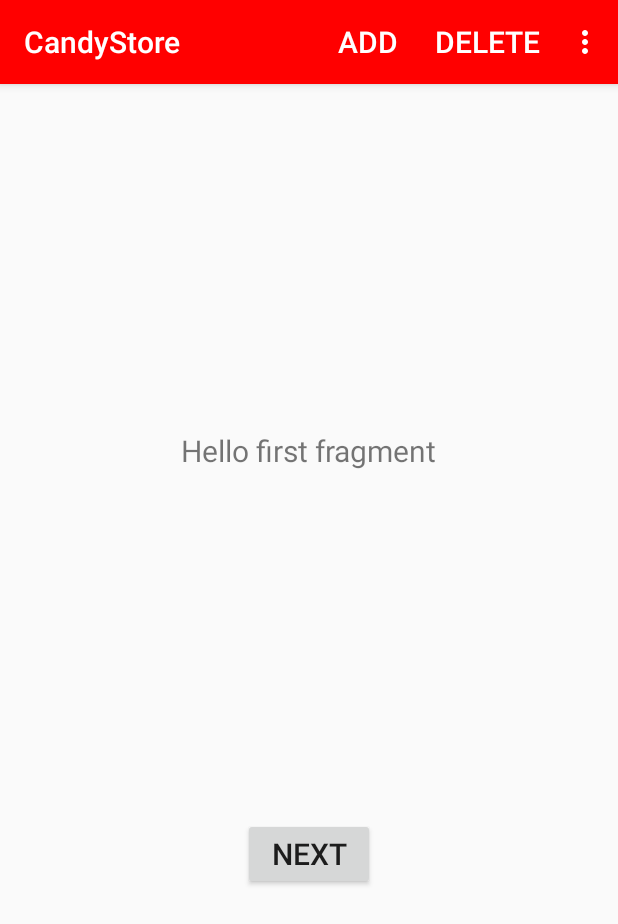
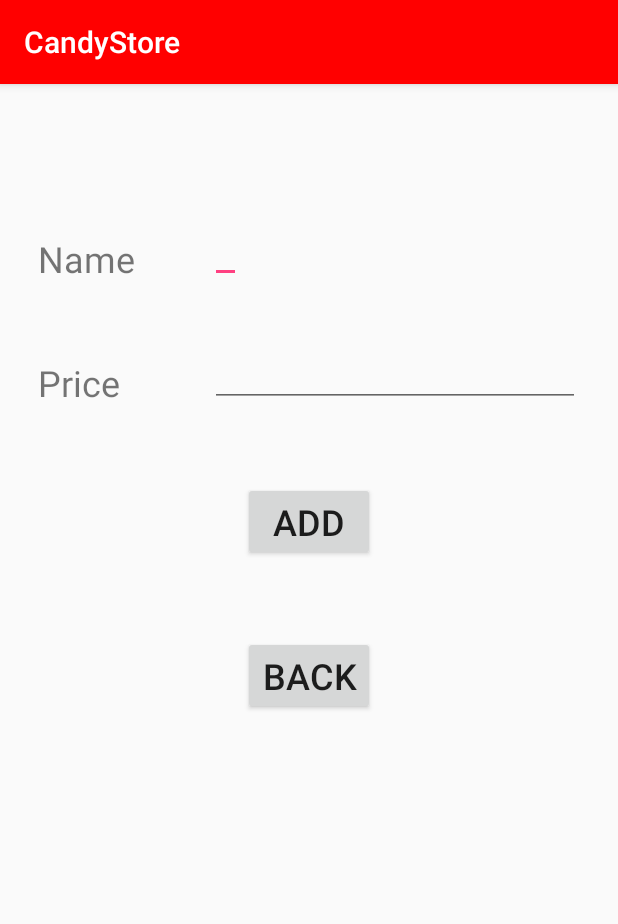
Before and after one commit to rrtran/Java-and-XML, an Android app: the screen it shows after launch (MainActivity4 before the commit, InsertActivity after it), after a tap on "ADD", on a phone screen of 412 x 824 dp. Shown: the top 924 px of the screen. Run offline under Robolectric (Android 15) with nearby library versions, the phone set to English and light mode, and no system bars; our stand-ins replace navigation-ui.

Commit message:
Completed version 1 of candy store
- Added InsertActivity.java and activity_main.xml
- Updated dimen values
- Added string values in strings.xml
- Added a theme
- Updated the manifest file
- Updated MainActivity4.java to start the InsertActivity activity
- updated menu to show icons for the menu items instead of text

```diff
--- a/app/src/main/AndroidManifest.xml
+++ b/app/src/main/AndroidManifest.xml
@@ -12,13 +12,21 @@
         android:supportsRtl="true"
         android:theme="@style/AppTheme">
         <activity
+            android:name=".InsertActivity"
+            android:theme="@style/AppThemeCandyStore"
+            android:label="@string/title_activity_main4"
+            android:screenOrientation="portrait"
+            android:exported="false" />
+        <activity
             android:name=".MainActivity4"
             android:exported="false"
             android:label="@string/title_activity_main4"
-            android:theme="@style/AppTheme.NoActionBar">
+            android:theme="@style/AppTheme.NoActionBar"
+            android:screenOrientation="portrait">
             <intent-filter>
-                <action android:name="android.intent.action.MAIN"/>
-                <category android:name="android.intent.category.LAUNCHER"/>
+                <action android:name="android.intent.action.MAIN" />
+
+                <category android:name="android.intent.category.LAUNCHER" />
             </intent-filter>
         </activity>
         <activity
@@ -51,6 +59,7 @@
             android:exported="false"
             android:screenOrientation="portrait"
             android:theme="@style/AppThemeMortgage">
+
             <!--
             <intent-filter>
                 <action android:name="android.intent.action.MAIN" />
--- /dev/null
+++ b/app/src/main/java/com/example/helloandroid/InsertActivity.java
@@ -0,0 +1,37 @@
+package com.example.helloandroid;
+
+import androidx.appcompat.app.AppCompatActivity;
+
+import android.os.Bundle;
+import android.view.View;
+import android.widget.EditText;
+
+public class InsertActivity extends AppCompatActivity {
+
+    @Override
+    protected void onCreate(Bundle savedInstanceState) {
+        super.onCreate(savedInstanceState);
+        setContentView(R.layout.activity_insert); // Set up the view
+    }
+
+    // insert - inserts a candy into the SQLite database
+    // @param View - a button
+    public void insert(View v) {
+        EditText nameEditText = (EditText)findViewById(R.id.input_name); // Get a reference to the name edit text
+        EditText priceEditText = (EditText)findViewById(R.id.input_price); // Get a reference to the price edit text
+        String name = nameEditText.getText().toString(); // Get the candy name
+        String priceString = priceEditText.getText().toString(); // Get the price
+
+        // TODO: Insert new candy into database
+
+        // clear data
+        nameEditText.setText("");
+        priceEditText.setText("");
+    }
+
+    // goBack - terminates this activity
+    // @param View - a button
+    public void goBack(View v) {
+        this.finish(); // End this activity
+    }
+}
--- a/app/src/main/java/com/example/helloandroid/MainActivity4.java
+++ b/app/src/main/java/com/example/helloandroid/MainActivity4.java
@@ -1,5 +1,6 @@
 package com.example.helloandroid;
 
+import android.content.Intent;
 import android.os.Bundle;
 
 import com.google.android.material.snackbar.Snackbar;
@@ -48,6 +49,8 @@ public class MainActivity4 extends AppCompatActivity {
         int id = item.getItemId();
         if (id == R.id.action_add) {
             Log.w("MainActivity", "Add selected");
+            Intent intent = new Intent(this, InsertActivity.class);
+            this.startActivity(intent);
             return true;
         }
         else if (id == R.id.action_delete) {
--- /dev/null
+++ b/app/src/main/res/layout/activity_insert.xml
@@ -0,0 +1,63 @@
+<?xml version="1.0" encoding="utf-8"?>
+<RelativeLayout xmlns:android="http://schemas.android.com/apk/res/android"
+    android:layout_width="match_parent"
+    android:layout_height="match_parent"
+    android:orientation="vertical"
+    android:paddingLeft="@dimen/activity_horizontal_margin"
+    android:paddingRight="@dimen/activity_horizontal_margin"
+    android:paddingTop="@dimen/activity_vertical_margin"
+    android:paddingBottom="@dimen/activity_vertical_margin">
+
+    <TextView
+        android:id="@+id/label_name"
+        android:layout_marginTop="50dp"
+        android:layout_width="wrap_content"
+        android:layout_height="wrap_content"
+        android:text="@string/label_name"/>
+
+    <EditText
+        android:id="@+id/input_name"
+        android:layout_toRightOf="@+id/label_name"
+        android:layout_width="wrap_content"
+        android:layout_height="wrap_content"
+        android:layout_alignBottom="@+id/label_name"
+        android:layout_marginLeft="50dp"
+        android:orientation="horizontal" />
+
+    <TextView
+        android:id="@+id/label_price"
+        android:layout_width="wrap_content"
+        android:layout_height="wrap_content"
+        android:layout_below="@+id/label_name"
+        android:layout_marginTop="50dp"
+        android:text="@string/label_price" />
+
+    <EditText
+        android:id="@+id/input_price"
+        android:layout_width="wrap_content"
+        android:layout_height="wrap_content"
+        android:layout_alignBottom="@+id/label_price"
+        android:layout_alignLeft="@+id/input_name"
+        android:layout_alignParentRight="true"
+        android:layout_toRightOf="@+id/label_price"
+        android:inputType="numberDecimal" />
+
+    <Button
+        android:id="@+id/button_add"
+        android:layout_width="wrap_content"
+        android:layout_height="wrap_content"
+        android:layout_centerHorizontal="true"
+        android:layout_below="@+id/label_price"
+        android:layout_marginTop="50dp"
+        android:onClick="insert"
+        android:text="@string/button_add" />
+
+    <Button
+        android:layout_width="wrap_content"
+        android:layout_height="wrap_content"
+        android:layout_centerHorizontal="true"
+        android:layout_below="@+id/button_add"
+        android:layout_marginTop="50dp"
+        android:onClick="goBack"
+        android:text="@string/button_back" />
+</RelativeLayout>
--- a/app/src/main/res/menu/menu_main.xml
+++ b/app/src/main/res/menu/menu_main.xml
@@ -7,13 +7,16 @@
 
    <item android:id="@+id/action_add"
        android:title="@string/add"
+       android:icon="@android:drawable/ic_menu_add"
        app:showAsAction="ifRoom"/>
 
     <item android:id="@+id/action_delete"
         android:title="@string/delete"
+        android:icon="@android:drawable/ic_menu_delete"
         app:showAsAction="ifRoom" />
 
     <item android:id="@+id/action_update"
         android:title="@string/update"
+        android:icon="@android:drawable/ic_menu_edit"
         app:showAsAction="ifRoom" />
 </menu>
--- a/app/src/main/res/values/dimens.xml
+++ b/app/src/main/res/values/dimens.xml
@@ -1,6 +1,7 @@
 <?xml version="1.0" encoding="utf-8"?>
 <resources>
-    <dimen name="activity_horizontal_margin">50dp</dimen>
-    <dimen name="activity_vertical_margin">100dp</dimen>
+    <dimen name="activity_horizontal_margin">25dp</dimen>
+    <dimen name="activity_vertical_margin">50dp</dimen>
     <dimen name="activity_mortgage_margin">20dp</dimen>
+    <dimen name="fab_margin">16dp</dimen>
 </resources>
--- a/app/src/main/res/values/strings.xml
+++ b/app/src/main/res/values/strings.xml
@@ -35,13 +35,14 @@
     <string name="second_fragment_label">Second Fragment</string>
     <string name="next">Next</string>
     <string name="previous">Previous</string>
-
     <string name="hello_first_fragment">Hello first fragment</string>
     <string name="hello_second_fragment">Hello second fragment. Arg: %1$s</string>
-    <string name="title_activity_main5">MainActivity5</string>
-
     <string name="action_settings"></string>
     <string name="add">ADD</string>
     <string name="delete">DELETE</string>
     <string name="update">UPDATE</string>
+    <string name="label_name">Name</string>
+    <string name="label_price">Price</string>
+    <string name="button_add">ADD</string>
+    <string name="button_back">BACK</string>
 </resources>
--- a/app/src/main/res/values/styles.xml
+++ b/app/src/main/res/values/styles.xml
@@ -9,6 +9,13 @@
 
     <style name="AppThemeMortgage" parent="Theme.AppCompat.Light.DarkActionBar">
         <item name="android:textSize">22sp</item>
+        <item name="colorPrimary">@color/colorPrimary</item>
+        <item name="colorPrimaryDark">@color/colorPrimaryDark</item>
+        <item name="colorAccent">@color/colorAccent</item>
+    </style>
+
+    <style name="AppThemeCandyStore" parent="Theme.AppCompat.Light.DarkActionBar">
+        <item name="android:textSize">24sp</item>
         <item name="colorPrimary">@color/colorPrimary</item>
         <item name="colorPrimaryDark">@color/colorPrimaryDark</item>
         <item name="colorAccent">@color/colorAccent</item>
```
